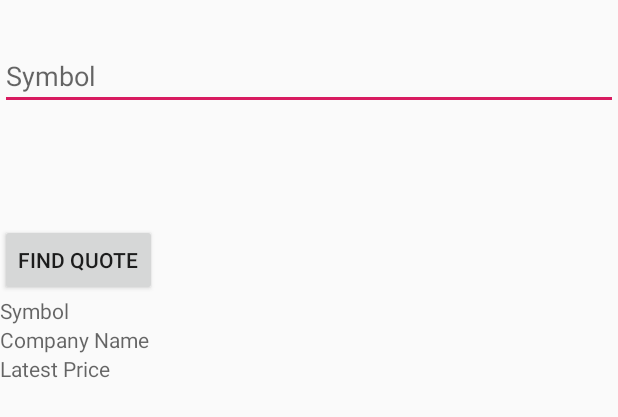
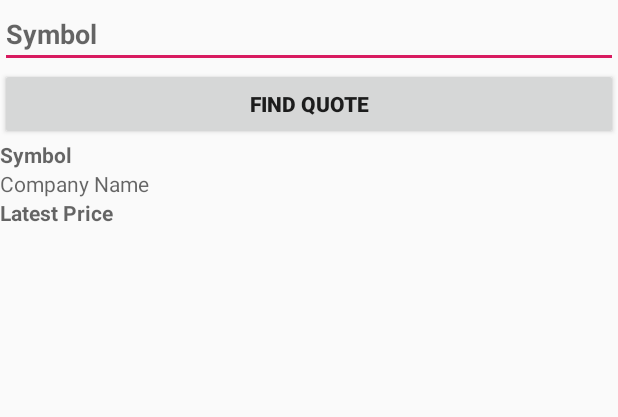
Before and after one commit to nebilseid/QuoteAPI, an Android app: the layout activity_symbol_quote.xml on its own in the app's theme, with its tools: preview values and no code run, on a phone screen of 412 x 824 dp. Shown: the top 417 px of the screen. Run offline under Robolectric (Android 15) with nearby library versions, the phone set to English and light mode, and no system bars; network calls fail.

Commit message:
Second Commit

```diff
--- a/app/src/main/AndroidManifest.xml
+++ b/app/src/main/AndroidManifest.xml
@@ -13,7 +13,7 @@
             android:roundIcon="@mipmap/ic_launcher_round"
             android:supportsRtl="true"
             android:theme="@style/AppTheme">
-        <activity android:name=".UI.Home.symbolQuote.SymbolQuoteAcitivity">
+        <activity android:name=".UI.Home.symbolQuote.SymbolQuoteActivity">
         </activity>
         <activity android:name=".UI.Home.MainActivity">
             <intent-filter>
--- a/app/src/main/java/com/example/quoteapi/UI/Home/MainActivity.kt
+++ b/app/src/main/java/com/example/quoteapi/UI/Home/MainActivity.kt
@@ -38,11 +38,13 @@ class MainActivity : AppCompatActivity(),QuoteListContract.View {
         rvQuoteList.adapter = quoteListAdapter
         homePresenter.getQuoteList()
 
+
         btnFindQuote.setOnClickListener {
             startActivity(Intent(this,SymbolQuoteActivity::class.java))
         }
+    }
 
-    }
+
 
     override fun showResults(results: List<Response>) {
         quoteListAdapter.setData(results)
--- a/app/src/main/res/layout/activity_symbol_quote.xml
+++ b/app/src/main/res/layout/activity_symbol_quote.xml
@@ -13,24 +13,24 @@
     <EditText
             android:id="@+id/etSymbol"
             android:hint="Symbol"
+            android:textStyle="bold"
             android:layout_width="match_parent"
-            android:layout_height="wrap_content" tools:layout_editor_absoluteX="0dp"
-            app:layout_constraintTop_toTopOf="parent" android:layout_marginTop="28dp"/>
+            android:layout_height="wrap_content" />
 
     <Button
 
             android:text="Find Quote"
-            android:layout_width="wrap_content"
+            android:layout_width="match_parent"
             android:layout_height="wrap_content"
-            android:id="@+id/btnFindSymbolQuote" android:layout_marginTop="76dp"
-            app:layout_constraintTop_toTopOf="parent" app:layout_constraintEnd_toEndOf="parent"
-            android:layout_marginEnd="160dp" android:layout_marginRight="160dp"/>
+            android:id="@+id/btnFindSymbolQuote"
+            android:textStyle="bold"/>
 
     <TextView
             android:id="@+id/tvSymbol"
             android:hint="Symbol"
             android:layout_width="match_parent"
-            android:layout_height="wrap_content"/>
+            android:layout_height="wrap_content"
+            android:textStyle="bold"/>
     <TextView
             android:id="@+id/tvCompanyName"
             android:hint="Company Name"
@@ -40,5 +40,6 @@
             android:id="@+id/tvLatestPrice"
             android:hint="Latest Price"
             android:layout_width="match_parent"
-            android:layout_height="wrap_content"/>
+            android:layout_height="wrap_content"
+            android:textStyle="bold"/>
 </LinearLayout>
```
Also changed, not shown: app/src/main/res/layout/symbol_items.xml (deleted, +0 -29 lines).
